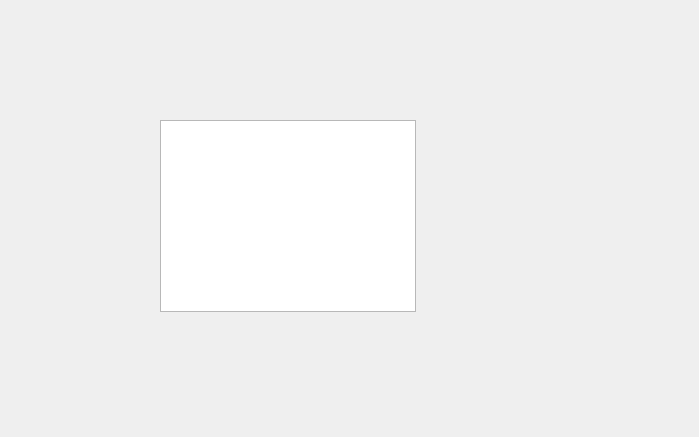
The window that App/Desktop/Win/GUI/FileExplorerTree.ui (ElDicee/Vega) describes before a commit, drawn with Qt 5.
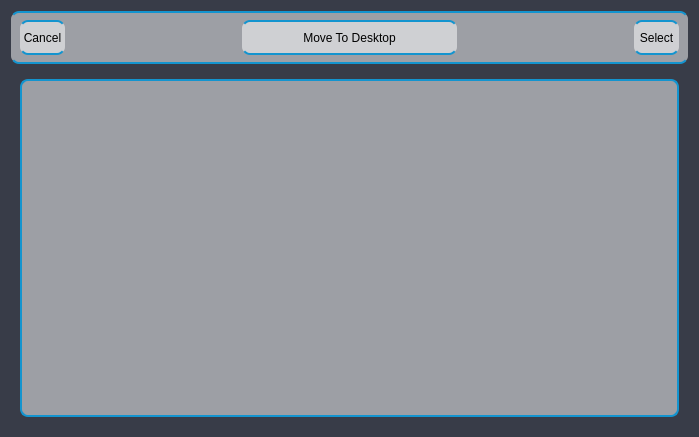
The same window after the commit.

Patch:
```diff
--- a/App/Desktop/Win/GUI/FileExplorerTree.ui
+++ b/App/Desktop/Win/GUI/FileExplorerTree.ui
@@ -13,16 +13,126 @@
   <property name="windowTitle">
    <string>Form</string>
   </property>
-  <widget class="QTreeView" name="treeView">
-   <property name="geometry">
-    <rect>
-     <x>160</x>
-     <y>120</y>
-     <width>256</width>
-     <height>192</height>
-    </rect>
-   </property>
-  </widget>
+  <property name="styleSheet">
+   <string notr="true">QWidget{
+border-radius: 8px;
+background-color: rgba(255, 255, 255, 130);
+padding: 2px;
+}
+QWidget#Form{
+background-color: rgb(56, 60, 72);
+}</string>
+  </property>
+  <layout class="QVBoxLayout" name="verticalLayout">
+   <item>
+    <widget class="QWidget" name="widget" native="true">
+     <property name="sizePolicy">
+      <sizepolicy hsizetype="Expanding" vsizetype="Fixed">
+       <horstretch>0</horstretch>
+       <verstretch>0</verstretch>
+      </sizepolicy>
+     </property>
+     <property name="minimumSize">
+      <size>
+       <width>0</width>
+       <height>50</height>
+      </size>
+     </property>
+     <property name="styleSheet">
+      <string notr="true">QWidget{
+border-top: 2px solid rgb(19, 148, 207);
+border-bottom: 2px solid rgb(19, 148, 207);
+}
+
+QPushButton:hover{
+border-top: none;
+border-bottom: none;
+border-right: 2px solid rgb(85, 170, 255);
+border-left: 2px solid rgb(85, 170, 255);
+background-color: rgba(233, 247, 255, 180);
+padding: 0px;
+}</string>
+     </property>
+     <layout class="QHBoxLayout" name="horizontalLayout_2">
+      <item alignment="Qt::AlignLeft">
+       <widget class="QPushButton" name="cancelBtn">
+        <property name="sizePolicy">
+         <sizepolicy hsizetype="Fixed" vsizetype="Fixed">
+          <horstretch>0</horstretch>
+          <verstretch>0</verstretch>
+         </sizepolicy>
+        </property>
+        <property name="minimumSize">
+         <size>
+          <width>45</width>
+          <height>35</height>
+         </size>
+        </property>
+        <property name="text">
+         <string>Cancel</string>
+        </property>
+       </widget>
+      </item>
+      <item>
+       <widget class="QPushButton" name="desktopBtn">
+        <property name="minimumSize">
+         <size>
+          <width>0</width>
+          <height>35</height>
+         </size>
+        </property>
+        <property name="text">
+         <string>Move To Desktop</string>
+        </property>
+       </widget>
+      </item>
+      <item alignment="Qt::AlignRight">
+       <widget class="QPushButton" name="selectBtn">
+        <property name="sizePolicy">
+         <sizepolicy hsizetype="Fixed" vsizetype="Fixed">
+          <horstretch>0</horstretch>
+          <verstretch>0</verstretch>
+         </sizepolicy>
+        </property>
+        <property name="minimumSize">
+         <size>
+          <width>45</width>
+          <height>35</height>
+         </size>
+        </property>
+        <property name="text">
+         <string>Select</string>
+        </property>
+       </widget>
+      </item>
+     </layout>
+    </widget>
+   </item>
+   <item>
+    <widget class="QWidget" name="widget_2" native="true">
+     <property name="sizePolicy">
+      <sizepolicy hsizetype="Expanding" vsizetype="Expanding">
+       <horstretch>0</horstretch>
+       <verstretch>0</verstretch>
+      </sizepolicy>
+     </property>
+     <property name="styleSheet">
+      <string notr="true">QWidget#widget_2{
+background: transparent;
+}</string>
+     </property>
+     <layout class="QHBoxLayout" name="horizontalLayout">
+      <item>
+       <widget class="QTreeView" name="treeView">
+        <property name="styleSheet">
+         <string notr="true">border: 2px solid rgb(19, 148, 207);</string>
+        </property>
+       </widget>
+      </item>
+     </layout>
+    </widget>
+   </item>
+  </layout>
  </widget>
  <resources/>
  <connections/>
```
